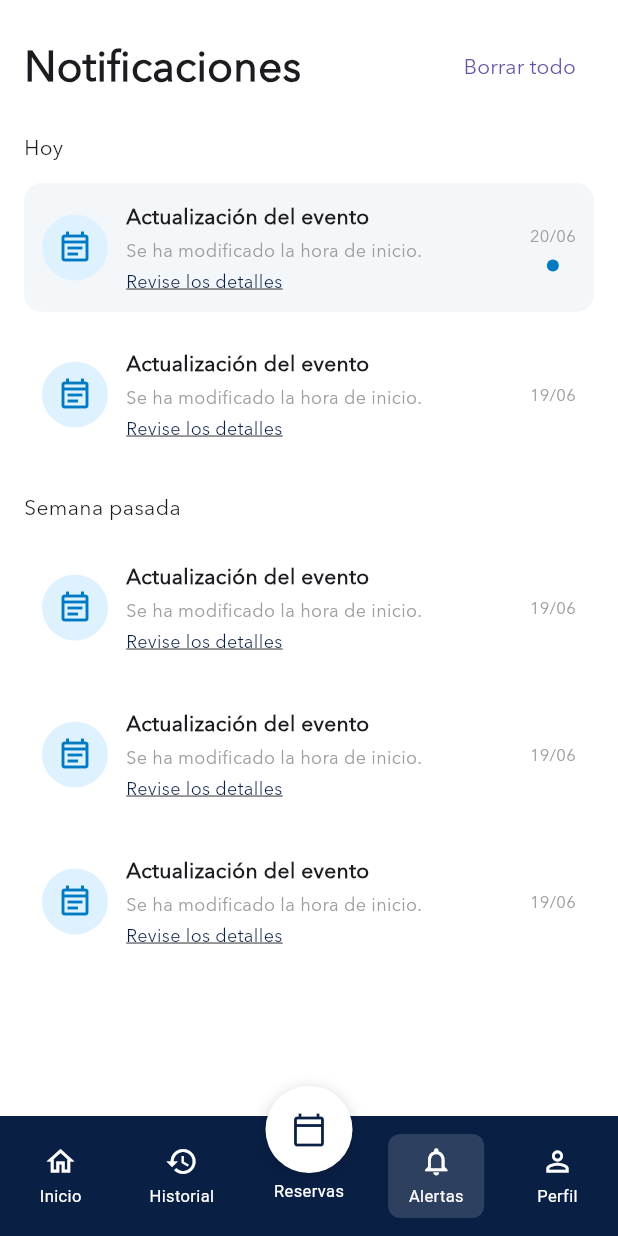
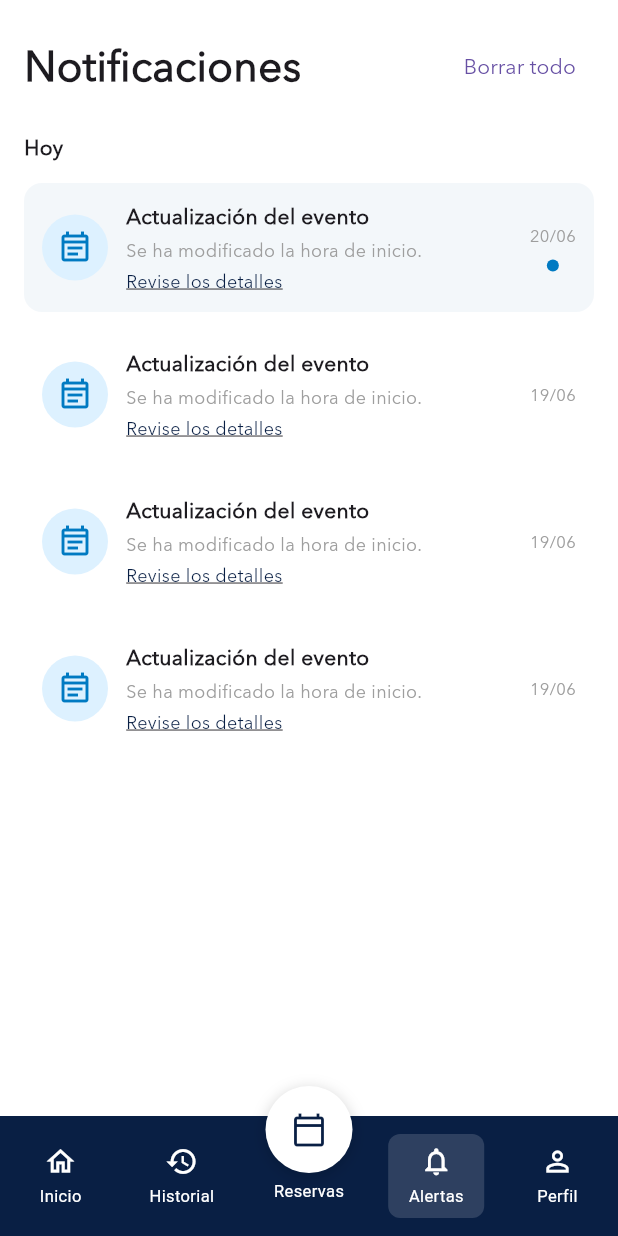
Before and after one commit to GeoGeeks/eventos_esri_cepa, a Flutter app: the Menu screen opened directly, item 4 of the bottom bar chosen, on a phone screen of 412 x 824 dp. Run offline on Flutter 3.47's test engine with Material 3 defaults, Android fonts, the phone set to English and light mode, and no system bars; our stand-ins replace flutter_bloc; Roboto replaces fonts that are missing (AvenirNextLTPro).

Commit message:
feat: implement reservations module with bloc architecture

```diff
--- a/lib/features/notifications/presentation/screens/notifications_screen.dart
+++ b/lib/features/notifications/presentation/screens/notifications_screen.dart
@@ -1,21 +1,71 @@
 import 'package:flutter/material.dart';
 
 import '../widgets/notification_item.dart';
+import '../widgets/empty_notifications.dart';
 
-class NotificationsScreen extends StatelessWidget {
+class NotificationsScreen extends StatefulWidget {
   const NotificationsScreen({super.key});
 
   @override
+  State<NotificationsScreen> createState() =>
+      _NotificationsScreenState();
+}
+
+class _NotificationsScreenState
+    extends State<NotificationsScreen> {
+  final List<Map<String, dynamic>> notifications = [
+    {
+      'id': '1',
+      'title': 'Actualización del evento',
+      'description':
+          'Se ha modificado la hora de inicio.',
+      'date': '20/06',
+      'isNew': true,
+    },
+    {
+      'id': '2',
+      'title': 'Actualización del evento',
+      'description':
+          'Se ha modificado la hora de inicio.',
+      'date': '19/06',
+      'isNew': false,
+    },
+    {
+      'id': '3',
+      'title': 'Actualización del evento',
+      'description':
+          'Se ha modificado la hora de inicio.',
+      'date': '19/06',
+      'isNew': false,
+    },
+    {
+      'id': '4',
+      'title': 'Actualización del evento',
+      'description':
+          'Se ha modificado la hora de inicio.',
+      'date': '19/06',
+      'isNew': false,
+    },
+  ];
+
+  @override
   Widget build(BuildContext context) {
+    if (notifications.isEmpty) {
+      return const Scaffold(
+        backgroundColor: Colors.white,
+        body: SafeArea(
+          child: EmptyNotifications(),
+        ),
+      );
+    }
+
     return Scaffold(
       backgroundColor: Colors.white,
-
       body: SafeArea(
         child: Column(
           children: [
             Padding(
-              padding:
-                  const EdgeInsets.symmetric(
+              padding: const EdgeInsets.symmetric(
                 horizontal: 16,
                 vertical: 20,
               ),
@@ -30,9 +80,12 @@ class NotificationsScreen extends StatelessWidget {
                       fontWeight: FontWeight.w600,
                     ),
                   ),
-
                   TextButton(
-                    onPressed: () {},
+                    onPressed: () {
+                      setState(() {
+                        notifications.clear();
+                      });
+                    },
                     child: const Text(
                       'Borrar todo',
                     ),
@@ -49,40 +102,7 @@ class NotificationsScreen extends StatelessWidget {
                 child: Text(
                   'Hoy',
                   style: TextStyle(
-                    fontWeight: FontWeight.w500,
-                  ),
-                ),
-              ),
-            ),
-
-            const SizedBox(height: 8),
-
-            const NotificationItem(
-              title: 'Actualización del evento',
-              description:
-                  'Se ha modificado la hora de inicio.',
-              date: '20/06',
-              isNew: true,
-            ),
-
-            const NotificationItem(
-              title: 'Actualización del evento',
-              description:
-                  'Se ha modificado la hora de inicio.',
-              date: '19/06',
-            ),
-
-            const SizedBox(height: 16),
-
-            const Padding(
-              padding:
-                  EdgeInsets.symmetric(horizontal: 16),
-              child: Align(
-                alignment: Alignment.centerLeft,
-                child: Text(
-                  'Semana pasada',
-                  style: TextStyle(
-                    fontWeight: FontWeight.w500,
+                    fontWeight: FontWeight.w600,
                   ),
                 ),
               ),
@@ -91,30 +111,66 @@ class NotificationsScreen extends StatelessWidget {
             const SizedBox(height: 8),
 
             Expanded(
-              child: ListView(
-                children: const [
-                  NotificationItem(
-                    title:
-                        'Actualización del evento',
-                    description:
-                        'Se ha modificado la hora de inicio.',
-                    date: '19/06',
-                  ),
-                  NotificationItem(
-                    title:
-                        'Actualización del evento',
-                    description:
-                        'Se ha modificado la hora de inicio.',
-                    date: '19/06',
-                  ),
-                  NotificationItem(
-                    title:
-                        'Actualización del evento',
-                    description:
-                        'Se ha modificado la hora de inicio.',
-                    date: '19/06',
-                  ),
-                ],
+              child: ListView.builder(
+                itemCount: notifications.length,
+                itemBuilder: (context, index) {
+                  final notification =
+                      notifications[index];
+
+                  return Dismissible(
+                    key: Key(
+                      notification['id'],
+                    ),
+
+                    direction:
+                        DismissDirection.endToStart,
+
+                    background: Container(
+                      margin:
+                          const EdgeInsets.symmetric(
+                        horizontal: 16,
+                        vertical: 6,
+                      ),
+                      alignment:
+                          Alignment.centerRight,
+                      padding:
+                          const EdgeInsets.only(
+                        right: 20,
+                      ),
+                      decoration: BoxDecoration(
+                        color: Colors.red,
+                        borderRadius:
+                            BorderRadius.circular(
+                          12,
+                        ),
+                      ),
+                      child: const Icon(
+                        Icons.delete,
+                        color: Colors.white,
+                      ),
+                    ),
+
+                    onDismissed: (_) {
+                      setState(() {
+                        notifications.removeAt(
+                          index,
+                        );
+                      });
+                    },
+
+                    child: NotificationItem(
+                      title:
+                          notification['title'],
+                      description:
+                          notification[
+                              'description'],
+                      date:
+                          notification['date'],
+                      isNew:
+                          notification['isNew'],
+                    ),
+                  );
+                },
               ),
             ),
           ],
--- a/lib/features/notifications/presentation/widgets/notification_item.dart
+++ b/lib/features/notifications/presentation/widgets/notification_item.dart
@@ -26,14 +26,16 @@ class NotificationItem extends StatelessWidget {
         color: isNew
             ? const Color(0xFFF3F7FA)
             : Colors.white,
-        borderRadius: BorderRadius.circular(12),
+        borderRadius:
+            BorderRadius.circular(12),
       ),
       child: Row(
         children: [
           CircleAvatar(
             radius: 22,
-            backgroundColor: const Color(0xFFDDF1FF),
-            child: Icon(
+            backgroundColor:
+                const Color(0xFFDDF1FF),
+            child: const Icon(
               Icons.event_note_outlined,
               color: Color(0xFF007AC2),
             ),
@@ -49,7 +51,8 @@ class NotificationItem extends StatelessWidget {
                 Text(
                   title,
                   style: const TextStyle(
-                    fontWeight: FontWeight.w600,
+                    fontWeight:
+                        FontWeight.w600,
                     fontSize: 14,
                   ),
                 ),
@@ -72,7 +75,8 @@ class NotificationItem extends StatelessWidget {
                     color: Color(0xFF091F44),
                     fontSize: 12,
                     decoration:
-                        TextDecoration.underline,
+                        TextDecoration
+                            .underline,
                   ),
                 ),
               ],
@@ -92,7 +96,9 @@ class NotificationItem extends StatelessWidget {
               if (isNew)
                 Container(
                   margin:
-                      const EdgeInsets.only(top: 8),
+                      const EdgeInsets.only(
+                    top: 8,
+                  ),
                   width: 8,
                   height: 8,
                   decoration:
--- a/lib/navigation/menu.dart
+++ b/lib/navigation/menu.dart
@@ -3,6 +3,7 @@ import '../features/inicio/inicio.dart';
 import '../core/widgets/bottom_nav.dart';
 import '../features/profile/presentation/screens/profile_menu_screen.dart';
 import '../features/notifications/presentation/screens/notifications_screen.dart';
+import '../features/reservas/presentation/screens/reservas_screen.dart';
 
 class Menu extends StatefulWidget {
   const Menu({super.key});
@@ -14,18 +15,21 @@ class Menu extends StatefulWidget {
 class _MenuState extends State<Menu> {
   int currentIndex = 0;
 
-  final List<Widget> pages = [
-    const InicioApp(),
-    const Center(child: Text('Historial')),
-    const Center(child: Text('Reservas')),
-    const NotificationsScreen(),
-    const ProfileMenuScreen(),
-  ];
+  Widget _buildPage(int index) {
+    switch (index) {
+      case 0: return const InicioApp();
+      case 1: return const Center(child: Text('Historial'));
+      case 2: return const ReservasScreen();
+      case 3: return const NotificationsScreen();
+      case 4: return const ProfileMenuScreen();
+      default: return const SizedBox();
+    }
+  }
 
   @override
   Widget build(BuildContext context) {
     return Scaffold(
-      body: pages[currentIndex],
+      body: _buildPage(currentIndex),
       bottomNavigationBar: CustomBottomNav(
         currentIndex: currentIndex,
         onTap: (index) => setState(() => currentIndex = index),
```
Also changed, not shown: lib/features/notifications/presentation/widgets/empty_notifications.dart (+13 -5 lines), lib/features/reservas/data/eventos_data.dart (added, +32 -0 lines), lib/features/reservas/presentation/bloc/reservas_bloc.dart (added, +65 -0 lines), lib/features/reservas/presentation/bloc/reservas_event.dart (added, +13 -0 lines), lib/features/reservas/presentation/bloc/reservas_state.dart (added, +25 -0 lines), lib/features/reservas/presentation/screens/reservas_screen.dart (added, +97 -0 lines), lib/features/reservas/presentation/widgets/detalle_evento_modal.dart (added, +32 -0 lines), lib/features/reservas/presentation/widgets/evento_card.dart (added, +78 -0 lines).
